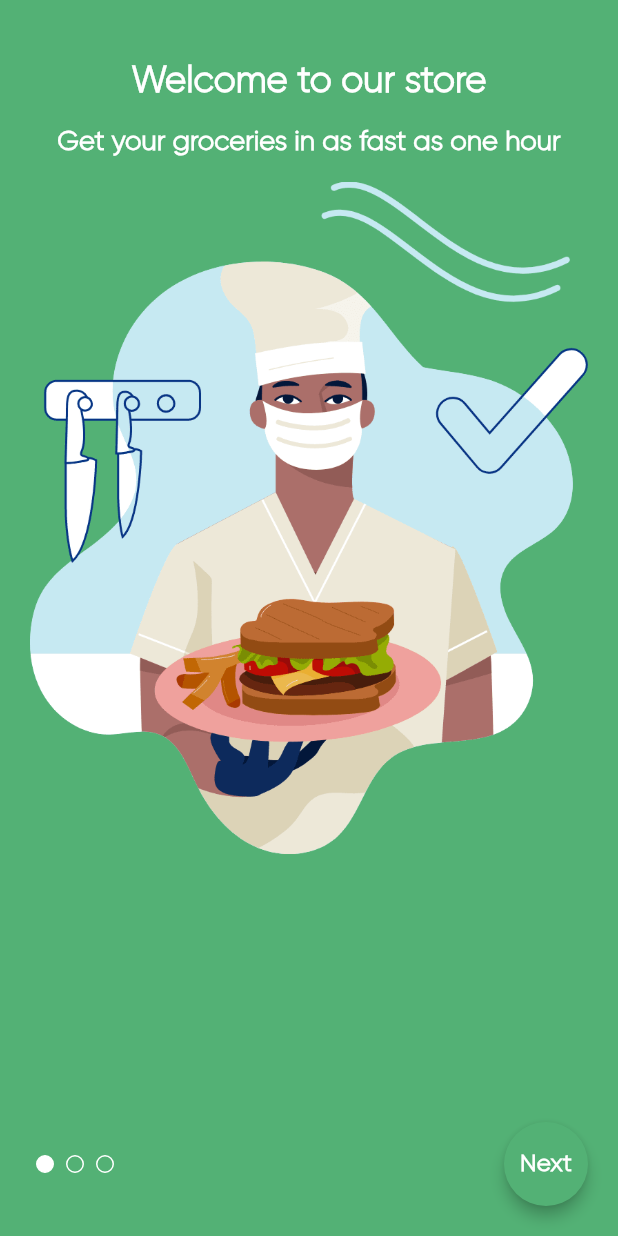
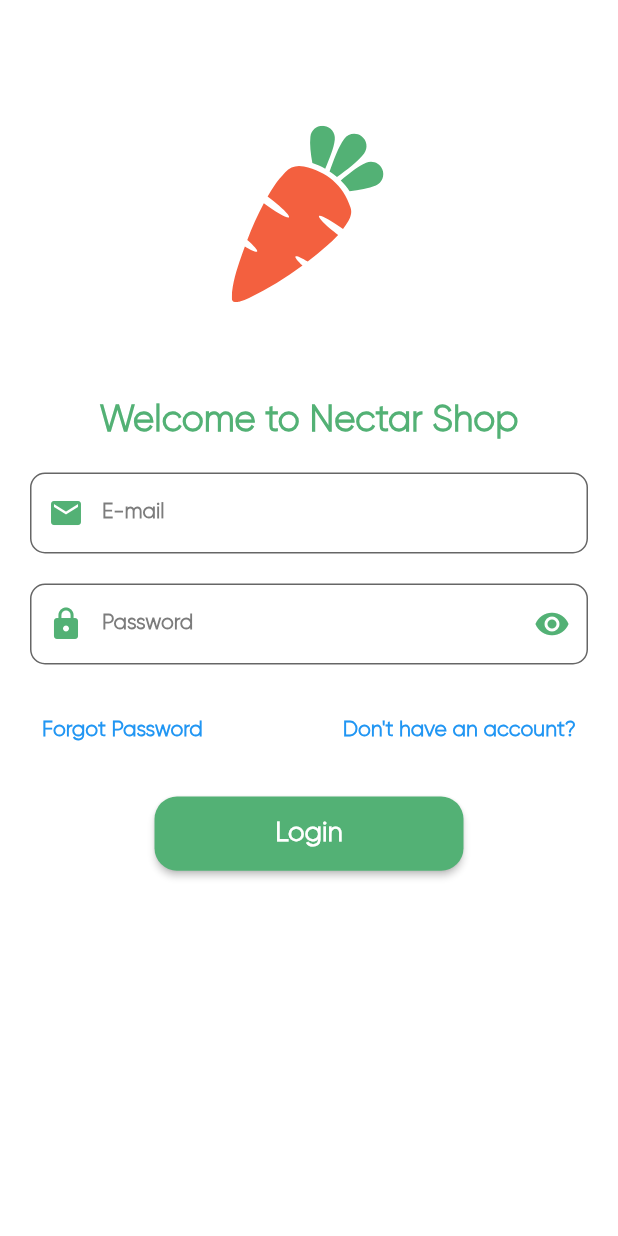
Before and after one commit to huseyinsahinli/FlutterShoppingApp, a Flutter app: the screen it shows after launch, on a phone screen of 412 x 824 dp. Run offline on Flutter 3.47's test engine with Material 2 defaults, Android fonts, the phone set to English and light mode, and no system bars; our stand-ins replace firebase_auth, firebase_core, flutter_svg; accounts and stored records are empty.

Commit message:
Connected firebase. Created login page

```diff
--- a/lib/core/constant/app_strings.dart
+++ b/lib/core/constant/app_strings.dart
@@ -10,9 +10,11 @@ class Strings {
     "Dairy & Eggs",
     "Beverages",
   ];
-  static const List groceriesListHeads = ["Groceries", "Rice", "Groceries"];
+  static List groceriesListHeads = ["Groceries", "Rice", "Groceries"];
   /*app*/
   static const theme = "Theme";
+  static const language = "Language";
+
   static const settings = "Settings";
   static const myCart = "My Cart";
   static const findProducts = "Find Products";
@@ -42,4 +44,22 @@ class Strings {
   static const filters = 'Filters';
   static const next = 'Next';
   static const start = 'Start';
+  static const continueShopping = 'Continue Shopping';
+  static const checkout = 'Checkout';
+  static const addToCart = 'Add To Cart';
+  static const addToFavourite = 'Add To Favourite';
+  static const removeFromFavourite = 'Remove From Favourite';
+  static const addToCartSuccessfully = 'Add To Cart Successfully';
+  static const removeFromCartSuccessfully = 'Remove From Cart Successfully';
+  static const noInternetConnection = 'No Internet Connection';
+  static const login = 'Login';
+  static const welcomeNectarShop = 'Welcome to Nectar Shop';
+  static const register = 'Register';
+  static const forgotPassword = 'Forgot Password';
+  static const resetPassword = 'Reset Password';
+  static const verifyEmail = 'Verify Email';
+  static const verifyEmailSent = 'Verify Email Sent';
+  static const verifyEmailSentMessage = 'Verify Email Sent Message';
+
+  static String dontHaveAccount = 'Don\'t have an account?';
 }
--- a/lib/core/constant/icon_enum.dart
+++ b/lib/core/constant/icon_enum.dart
@@ -28,7 +28,8 @@ enum IconEnums {
   store,
   ticket,
   user,
-  whiteLogo
+  whiteLogo,
+  loginPage
 }
 
 extension ImageEnumsExtension on IconEnums {
--- /dev/null
+++ b/lib/core/widgets/my_custom_column.dart
@@ -0,0 +1,24 @@
+import 'package:flutter/material.dart';
+
+class CustomColumn extends StatelessWidget {
+  final double spaceHeight;
+  List<Widget> children;
+  CustomColumn({
+    Key? key,
+    required this.spaceHeight,
+    required this.children,
+  }) : super(key: key);
+
+  @override
+  Widget build(BuildContext context) {
+    return Column(
+      mainAxisSize: MainAxisSize.min,
+      children: children
+          .map((e) => Padding(
+                padding: EdgeInsets.only(top: spaceHeight),
+                child: e,
+              ))
+          .toList(),
+    );
+  }
+}
--- /dev/null
+++ b/lib/core/widgets/my_custom_textfield.dart
@@ -0,0 +1,75 @@
+import 'package:flutter/material.dart';
+import 'package:nectar_ui/core/constant/app_constant.dart';
+
+class CustomTextField extends StatefulWidget {
+  final TextEditingController controller;
+  final String hintText;
+  final IconData prefixIcon;
+  final IconData? suffixIcon;
+  late bool obscureText;
+  final Function()? onChanged;
+  CustomTextField({
+    Key? key,
+    required this.hintText,
+    required this.prefixIcon,
+    this.suffixIcon,
+    required this.obscureText,
+    required this.controller,
+    this.onChanged,
+  }) : super(key: key);
+
+  @override
+  State<CustomTextField> createState() => _CustomTextFieldState();
+}
+
+class _CustomTextFieldState extends State<CustomTextField> {
+  @override
+  Widget build(BuildContext context) {
+    return TextField(
+      cursorColor: cMainColor,
+      controller: widget.controller,
+      obscureText: widget.obscureText,
+      decoration: InputDecoration(
+        labelText: widget.hintText,
+        labelStyle: Theme.of(context).textTheme.bodyText2,
+        floatingLabelStyle: const TextStyle(
+          color: cMainColor,
+          fontSize: 20,
+        ),
+        focusedBorder: const OutlineInputBorder(
+          borderRadius: BorderRadius.all(Radius.circular(10)),
+          borderSide: BorderSide(
+            color: cMainColor,
+            width: 2,
+          ),
+        ),
+        focusColor: cMainColor,
+        fillColor: cWhiteColor,
+        filled: true,
+        prefixIcon: Icon(
+          widget.prefixIcon,
+          color: cMainColor,
+        ),
+        suffixIcon: widget.hintText == 'Password'
+            ? IconButton(
+                icon: Icon(
+                  widget.obscureText ? Icons.visibility : Icons.visibility_off,
+                  color: cMainColor,
+                ),
+                onPressed: () {
+                  setState(() {
+                    widget.obscureText = !widget.obscureText;
+                  });
+                },
+              )
+            : null,
+        border: OutlineInputBorder(
+            borderRadius: BorderRadius.circular(10),
+            borderSide: const BorderSide(
+              color: cMainColor,
+              width: 1,
+            )),
+      ),
+    );
+  }
+}
--- a/lib/main.dart
+++ b/lib/main.dart
@@ -1,10 +1,11 @@
+import 'package:firebase_core/firebase_core.dart';
 import 'package:flutter/material.dart';
-import 'package:nectar_ui/view/home_page/home_page.dart';
-import 'package:nectar_ui/view/onboarding_page/view/onboard_view.dart';
-
+import 'package:nectar_ui/view/authentication_pages/login_page/login_page.dart';
 import 'core/theme/themes.dart';
 
-void main() {
+void main() async {
+  WidgetsFlutterBinding.ensureInitialized();
+  await Firebase.initializeApp();
   runApp(MyApp());
 }
 
@@ -22,7 +23,7 @@ class _MyAppState extends State<MyApp> {
       debugShowCheckedModeBanner: false,
       title: 'Nectar UI',
       theme: MyThemes.lightTheme,
-      home: OnBoardPage(),
+      home: LoginPage(),
     );
   }
 }
--- a/lib/view/account_page/account_page.dart
+++ b/lib/view/account_page/account_page.dart
@@ -1,3 +1,4 @@
+import 'package:firebase_auth/firebase_auth.dart';
 import 'package:flutter/material.dart';
 import 'package:nectar_ui/core/padding/app_padding.dart';
 
@@ -16,6 +17,7 @@ class AccountPage extends StatefulWidget {
 }
 
 class _AccountPageState extends State<AccountPage> {
+  FirebaseAuth auth = FirebaseAuth.instance;
   @override
   Widget build(BuildContext context) {
     return Scaffold(
@@ -81,7 +83,11 @@ class _AccountPageState extends State<AccountPage> {
               shrinkWrap: true,
               physics: const NeverScrollableScrollPhysics(),
               itemBuilder: ((context, index) {
-                return ListTile(
+                return InkWell(
+                  onTap: () {
+                    auth.signOut();
+                  },
+                  child: ListTile(
                     iconColor: Theme.of(context).iconTheme.color,
                     leading: Column(
                       mainAxisAlignment: MainAxisAlignment.center,
@@ -95,6 +101,7 @@ class _AccountPageState extends State<AccountPage> {
                       style: Theme.of(context).textTheme.headline2,
                     ),
                     trailing: IconEnums.rightarrow.toImage,
+                  ),
                 );
               }),
             ),
--- /dev/null
+++ b/lib/view/authentication_pages/login_page/login_page.dart
@@ -0,0 +1,131 @@
+import 'package:firebase_auth/firebase_auth.dart';
+import 'package:flutter/material.dart';
+import 'package:flutter_svg/flutter_svg.dart';
+import 'package:nectar_ui/core/constant/app_constant.dart';
+import 'package:nectar_ui/core/constant/icon_enum.dart';
+import 'package:nectar_ui/core/extensions/context_extensions.dart';
+import 'package:nectar_ui/core/extensions/double_extensions.dart';
+import 'package:nectar_ui/core/helper/text_scale_size.dart';
+import 'package:nectar_ui/core/padding/app_padding.dart';
+import 'package:nectar_ui/core/widgets/my_custom_column.dart';
+import 'package:nectar_ui/core/widgets/my_custom_textfield.dart';
+import 'package:nectar_ui/view/home_page/home_page.dart';
+
+import '../../../core/constant/app_strings.dart';
+
+class LoginPage extends StatefulWidget {
+  LoginPage({Key? key}) : super(key: key);
+
+  @override
+  State<LoginPage> createState() => _LoginPageState();
+}
+
+class _LoginPageState extends State<LoginPage> {
+  final TextEditingController _password = TextEditingController();
+  final TextEditingController _email = TextEditingController();
+  bool _isHidden = true;
+  FirebaseAuth auth = FirebaseAuth.instance;
+  @override
+  void initState() {
+    super.initState();
+    auth.userChanges().listen((User? user) {
+      if (user == null) {
+        print('User is currently signed out!');
+      } else {
+        Navigator.pushReplacement(
+          context,
+          MaterialPageRoute(builder: (context) => HomePage()),
+        );
+      }
+    });
+  }
+
+  @override
+  Widget build(BuildContext context) {
+    return Scaffold(
+      body: SingleChildScrollView(
+        child: Container(
+          margin: const AppPadding.symmetric(),
+          child: CustomColumn(
+            spaceHeight: 20,
+            children: [
+              SizedBox(
+                height: context.screenHeight * 0.25,
+                width: context.screenWidth * 0.25,
+                child: SvgPicture.asset(
+                  IconEnums.logo.toPath,
+                  fit: BoxFit.contain,
+                ),
+              ),
+              Text(
+                Strings.welcomeNectarShop,
+                style: Theme.of(context)
+                    .textTheme
+                    .headline1!
+                    .copyWith(color: cMainColor),
+                textScaleFactor: ScaleSize.textScaleFactor(context),
+              ),
+              CustomTextField(
+                hintText: 'E-mail',
+                prefixIcon: Icons.mail,
+                controller: _email,
+                obscureText: false,
+              ),
+              CustomTextField(
+                hintText: 'Password',
+                prefixIcon: Icons.lock,
+                controller: _password,
+                obscureText: true,
+              ),
+              Row(
+                mainAxisAlignment: MainAxisAlignment.spaceBetween,
+                children: [
+                  TextButton(
+                    onPressed: () {},
+                    child: Text(
+                      Strings.forgotPassword,
+                      style: Theme.of(context).textTheme.subtitle1!.copyWith(
+                            color: Theme.of(context).primaryColor,
+                          ),
+                    ),
+                  ),
+                  TextButton(
+                    onPressed: () {},
+                    child: Text(
+                      Strings.dontHaveAccount,
+                      style: Theme.of(context).textTheme.subtitle1!.copyWith(
+                            color: Theme.of(context).primaryColor,
+                          ),
+                    ),
+                  ),
+                ],
+              ),
+              ElevatedButton(
+                style: ElevatedButton.styleFrom(
+                  fixedSize: Size(
+                    context.screenWidth * 0.5,
+                    context.screenHeight * 0.06,
+                  ),
+                ),
+                onPressed: () async {
+                  try {
+                    await auth.signInWithEmailAndPassword(
+                        email: _email.text.toString(),
+                        password: _password.text.toString());
+                  } on FirebaseAuthException catch (e) {
+                    print(e.toString());
+                  }
+                },
+                child: Text(
+                  Strings.login,
+                  style: Theme.of(context).textTheme.bodyText1,
+                  textScaleFactor: ScaleSize.textScaleFactor(context),
+                ),
+              ),
+            ],
+          ),
+        ),
+      ),
+    );
+  }
+}
--- a/lib/view/favourite_page/favourite_page.dart
+++ b/lib/view/favourite_page/favourite_page.dart
@@ -122,7 +122,6 @@ class _FavouritePageState extends State<FavouritePage> {
                   ],
                 ),
               ),
-              25.0.sizedBoxOnlyWidth,
               IconButton(
                 onPressed: () {},
                 icon: IconEnums.rightarrow.toImage,
--- a/pubspec.yaml
+++ b/pubspec.yaml
@@ -23,6 +23,10 @@ dependencies:
   # ui utilities
   flutter_svg: ^1.0.3
   cupertino_icons: ^1.0.2
+  firebase_auth: ^3.6.3
+  google_sign_in: ^5.4.1
+  firebase_storage: ^10.3.5
+  firebase_core: ^1.20.1
 
 
 dev_dependencies:
```
Also changed, not shown: assets/images/png/loginPage.png (added), assets/images/svg/ic_loginPage.svg (added), pubspec.lock, 3 other files. Lines whose indentation alone changed are shown as unchanged.
